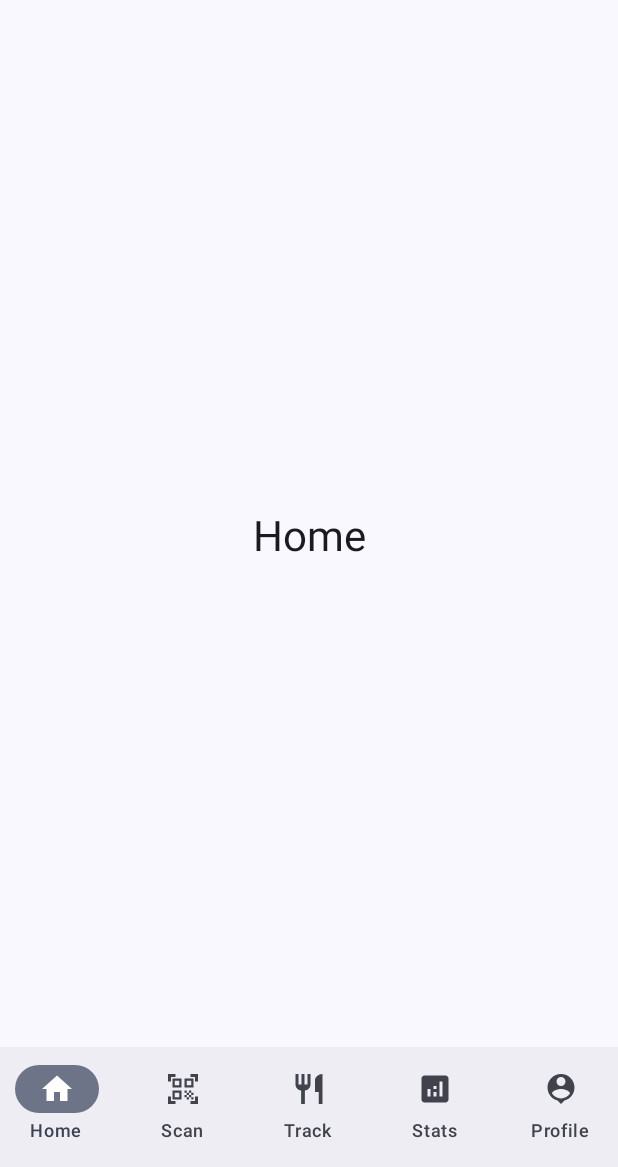
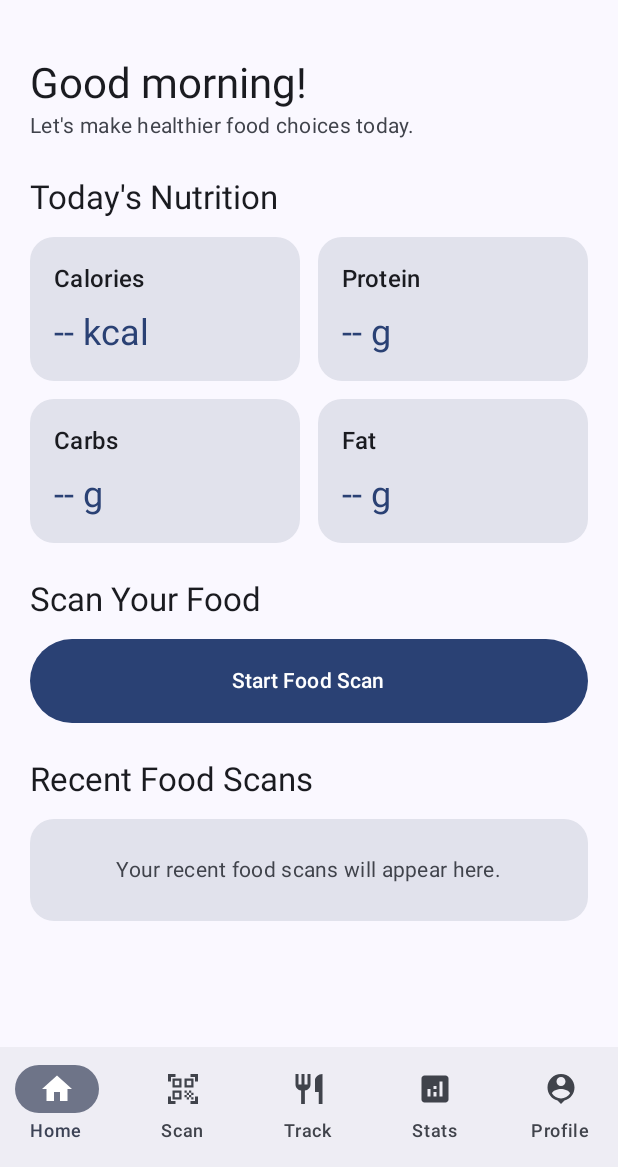
Before and after one commit to lankapati0/NutriLens, an Android app built with Jetpack Compose: the screen it shows after launch (MainActivity), on a phone screen of 412 x 824 dp, the part 69-1236 px from its top. Run offline under Robolectric (Android 15) with nearby library versions, the phone set to English and light mode, and no system bars; our stand-ins replace Dagger/Hilt's generated code.

Commit message:
Home Screen added

```diff
--- a/app/src/main/java/com/akhilav/nutrilens/ui/navigation/NavGraph.kt
+++ b/app/src/main/java/com/akhilav/nutrilens/ui/navigation/NavGraph.kt
@@ -11,6 +11,7 @@ import androidx.navigation.NavController
 import androidx.navigation.NavHostController
 import androidx.navigation.compose.NavHost
 import androidx.navigation.compose.composable
+import com.akhilav.nutrilens.ui.screens.home.HomeScreen
 
 @Composable
 fun NutriLensNavGraph(
@@ -23,7 +24,13 @@ fun NutriLensNavGraph(
         modifier = modifier
     ) {
         composable(Screen.Home.route) {
-            DestinationPlaceholder("Home")
+            HomeScreen(
+                onScanClick = {
+                    navController.navigate(Screen.Scanner.route){
+                        launchSingleTop = true
+                    }
+                }
+            )
         }
 
         composable(Screen.Scanner.route) {
--- /dev/null
+++ b/app/src/main/java/com/akhilav/nutrilens/ui/screens/home/HomeScreen.kt
@@ -0,0 +1,172 @@
+package com.akhilav.nutrilens.ui.screens.home
+
+import androidx.compose.foundation.background
+import androidx.compose.foundation.layout.Arrangement
+import androidx.compose.foundation.layout.Box
+import androidx.compose.foundation.layout.Column
+import androidx.compose.foundation.layout.PaddingValues
+import androidx.compose.foundation.layout.Row
+import androidx.compose.foundation.layout.Spacer
+import androidx.compose.foundation.layout.fillMaxSize
+import androidx.compose.foundation.layout.fillMaxWidth
+import androidx.compose.foundation.layout.height
+import androidx.compose.foundation.layout.padding
+import androidx.compose.foundation.rememberScrollState
+import androidx.compose.foundation.shape.RoundedCornerShape
+import androidx.compose.foundation.verticalScroll
+import androidx.compose.material3.Button
+import androidx.compose.material3.MaterialTheme
+import androidx.compose.material3.Text
+import androidx.compose.runtime.Composable
+import androidx.compose.ui.Alignment
+import androidx.compose.ui.Modifier
+import androidx.compose.ui.unit.dp
+import java.time.LocalTime
+
+val currentHour = LocalTime.now().hour
+
+val greeting = when (currentHour) {
+    in 5..11 -> "Good morning!"
+    in 12..16 -> "Good afternoon!"
+    in 17..20 -> "Good evening!"
+    else -> "Good night!"
+}
+@Composable
+fun HomeScreen(onScanClick:()-> Unit){
+    Column(
+        modifier = Modifier.fillMaxSize()
+            .verticalScroll(rememberScrollState())
+            .padding(20.dp)
+            .background(MaterialTheme.colorScheme.background)
+    ) {
+        // Welcome section
+        Text(
+            text = greeting,
+            style = MaterialTheme.typography.headlineMedium
+        )
+        Text(
+            text = "Let's make healthier food choices today.",
+            style = MaterialTheme.typography.bodyMedium,
+            color = MaterialTheme.colorScheme.onSurfaceVariant
+        )
+
+        Spacer(modifier = Modifier.height(24.dp))
+
+        // Daily nutrition section
+        Text(
+            text = "Today's Nutrition",
+            style = MaterialTheme.typography.titleLarge
+        )
+
+        Spacer(modifier = Modifier.height(12.dp))
+        Row(
+            modifier = Modifier.fillMaxWidth(),
+            horizontalArrangement = Arrangement.spacedBy(12.dp)
+        ) {
+            NutritionCard(
+                title = "Calories",
+                value = "--",
+                unit = "kcal",
+                modifier = Modifier.weight(1f)
+            )
+            NutritionCard(
+                title = "Protein",
+                value = "--",
+                unit = "g",
+                modifier = Modifier.weight(1f)
+            )
+        }
+
+        Spacer(modifier = Modifier.height(12.dp))
+
+        Row(
+            modifier = Modifier.fillMaxWidth(),
+            horizontalArrangement = Arrangement.spacedBy(12.dp)
+        ) {
+            NutritionCard(
+                title = "Carbs",
+                value = "--",
+                unit = "g",
+                modifier = Modifier.weight(1f)
+            )
+
+            NutritionCard(
+                title = "Fat",
+                value = "--",
+                unit = "g",
+                modifier = Modifier.weight(1f)
+            )
+        }
+
+        Spacer(modifier = Modifier.height(24.dp))
+
+        // Food scanner section
+        Text(
+            text = "Scan Your Food",
+            style = MaterialTheme.typography.titleLarge
+        )
+
+        Spacer(modifier = Modifier.height(12.dp))
+
+        Button(
+            onClick = onScanClick,
+            modifier = Modifier.fillMaxWidth(),
+            contentPadding = PaddingValues(18.dp)
+        ) {
+            Text("Start Food Scan")
+        }
+
+        Spacer(modifier = Modifier.height(24.dp))
+
+        // Recent scans section
+        Text(
+            text = "Recent Food Scans",
+            style = MaterialTheme.typography.titleLarge
+        )
+
+        Spacer(modifier = Modifier.height(12.dp))
+
+        Box(
+            modifier = Modifier
+                .fillMaxWidth()
+                .background(
+                    MaterialTheme.colorScheme.surfaceVariant,
+                    RoundedCornerShape(16.dp)
+                )
+                .padding(24.dp),
+            contentAlignment = Alignment.Center
+        ) {
+            Text(
+                text = "Your recent food scans will appear here.",
+                color = MaterialTheme.colorScheme.onSurfaceVariant,
+                style = MaterialTheme.typography.bodyMedium
+            )
+        }
+    }
+}
+@Composable
+private fun NutritionCard(
+    title: String, value:String, unit:String, modifier:Modifier = Modifier
+){
+    Column(
+        modifier = modifier
+            .background(
+                MaterialTheme.colorScheme.surfaceVariant,
+                RoundedCornerShape(16.dp)
+            )
+            .padding(16.dp)
+    ){
+        Text(
+            text = title,
+            style = MaterialTheme.typography.titleMedium
+        )
+
+        Spacer(modifier = Modifier.height(8.dp))
+
+        Text(
+            text = "$value $unit",
+            style = MaterialTheme.typography.headlineSmall,
+            color = MaterialTheme.colorScheme.primary
+        )
+    }
+}
```
